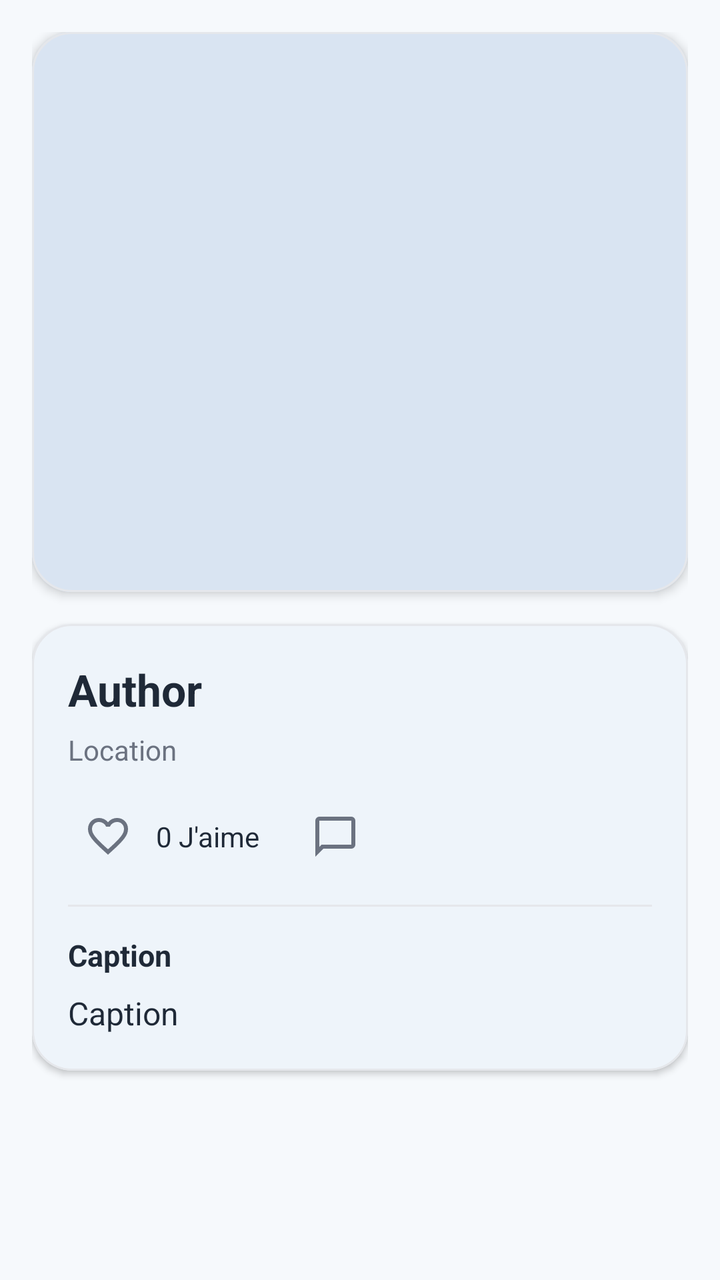
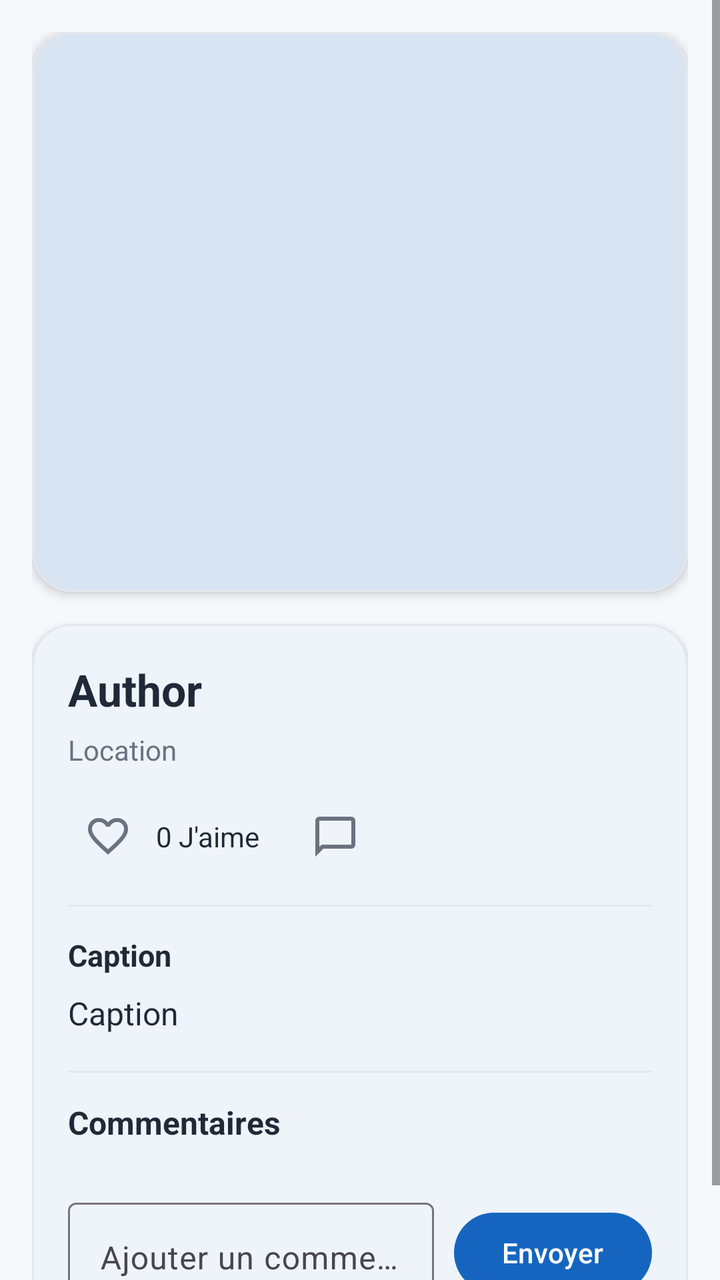

Two renders of the same Android screen: before a commit and after it. Below are the layout's source before the change and the commit's diff.
<!-- AndroidManifest.xml: application theme Theme.Traveling -->
<!-- res/layout/fragment_photo_detail.xml -->
<?xml version="1.0" encoding="utf-8"?>
<ScrollView xmlns:android="http://schemas.android.com/apk/res/android"
    xmlns:app="http://schemas.android.com/apk/res-auto"
    android:layout_width="match_parent"
    android:layout_height="match_parent"
    android:background="@color/travel_background"
    android:fillViewport="true">

    <LinearLayout
        android:layout_width="match_parent"
        android:layout_height="wrap_content"
        android:orientation="vertical"
        android:padding="16dp">

        <com.google.android.material.card.MaterialCardView
            android:layout_width="match_parent"
            android:layout_height="wrap_content"
            app:cardCornerRadius="20dp"
            app:cardElevation="3dp"
            app:strokeColor="#E5E7EB"
            app:strokeWidth="1dp">

            <ImageView
                android:id="@+id/imageDetailPost"
                android:layout_width="match_parent"
                android:layout_height="280dp"
                android:background="@drawable/bg_post_placeholder"
                android:contentDescription="Post image"
                android:scaleType="centerCrop" />
        </com.google.android.material.card.MaterialCardView>

        <com.google.android.material.card.MaterialCardView
            android:layout_width="match_parent"
            android:layout_height="wrap_content"
            android:layout_marginTop="16dp"
            app:cardCornerRadius="20dp"
            app:cardElevation="2dp"
            app:strokeColor="#E5E7EB"
            app:strokeWidth="1dp">

            <LinearLayout
                android:layout_width="match_parent"
                android:layout_height="wrap_content"
                android:orientation="vertical"
                android:padding="18dp">

                <com.google.android.material.textview.MaterialTextView
                    android:id="@+id/textDetailAuthorName"
                    android:layout_width="wrap_content"
                    android:layout_height="wrap_content"
                    android:text="Author"
                    android:textColor="@color/travel_on_surface"
                    android:textSize="22sp"
                    android:textStyle="bold" />

                <com.google.android.material.textview.MaterialTextView
                    android:id="@+id/textDetailLocationName"
                    android:layout_width="wrap_content"
                    android:layout_height="wrap_content"
                    android:layout_marginTop="6dp"
                    android:text="Location"
                    android:textColor="#6B7280"
                    android:textSize="14sp" />

                <LinearLayout
                    android:layout_width="match_parent"
                    android:layout_height="wrap_content"
                    android:layout_marginTop="14dp"
                    android:gravity="center_vertical"
                    android:orientation="horizontal">

                    <ImageButton
                        android:id="@+id/buttonDetailLike"
                        android:layout_width="40dp"
                        android:layout_height="40dp"
                        android:background="@android:color/transparent"
                        android:contentDescription="Like"
                        android:padding="8dp"
                        android:src="@drawable/ic_favorite_outline"
                        app:tint="#6B7280" />

                    <com.google.android.material.textview.MaterialTextView
                        android:id="@+id/textDetailLikeCount"
                        android:layout_width="wrap_content"
                        android:layout_height="wrap_content"
                        android:layout_marginStart="4dp"
                        android:layout_marginEnd="18dp"
                        android:text="0 J'aime"
                        android:textColor="@color/travel_on_surface"
                        android:textSize="14sp" />

                    <ImageButton
                        android:id="@+id/buttonDetailComment"
                        android:layout_width="40dp"
                        android:layout_height="40dp"
                        android:background="@android:color/transparent"
                        android:contentDescription="Comment"
                        android:padding="8dp"
                        android:src="@drawable/ic_comment_outline"
                        app:tint="#6B7280" />
                </LinearLayout>

                <View
                    android:layout_width="match_parent"
                    android:layout_height="1dp"
                    android:layout_marginTop="14dp"
                    android:layout_marginBottom="14dp"
                    android:background="#E5E7EB" />

                <com.google.android.material.textview.MaterialTextView
                    android:layout_width="wrap_content"
                    android:layout_height="wrap_content"
                    android:text="Caption"
                    android:textColor="@color/travel_on_surface"
                    android:textSize="15sp"
                    android:textStyle="bold" />

                <com.google.android.material.textview.MaterialTextView
                    android:id="@+id/textDetailCaption"
                    android:layout_width="match_parent"
                    android:layout_height="wrap_content"
                    android:layout_marginTop="8dp"
                    android:text="Caption"
                    android:textColor="@color/travel_on_surface"
                    android:textSize="16sp"
                    android:lineSpacingExtra="2dp" />

            </LinearLayout>

        </com.google.android.material.card.MaterialCardView>

    </LinearLayout>
</ScrollView>
<!-- resources referenced by this layout -->
<resources>
  <color name="travel_background">#F6F9FC</color>
  <color name="travel_on_surface">#1F2937</color>
  <!-- drawable bg_post_placeholder (drawable) -->
  <?xml version="1.0" encoding="utf-8"?>
  <shape xmlns:android="http://schemas.android.com/apk/res/android">
      <corners android:radius="0dp" />
      <solid android:color="#D9E4F2" />
  </shape>
  <!-- drawable ic_comment_outline (drawable) -->
  <vector xmlns:android="http://schemas.android.com/apk/res/android"
      android:width="24dp"
      android:height="24dp"
      android:viewportWidth="960"
      android:viewportHeight="960">
    <path
        android:pathData="M80,880v-720q0,-33 23.5,-56.5T160,80h640q33,0 56.5,23.5T880,160v480q0,33 -23.5,56.5T800,720L240,720L80,880ZM206,640h594v-480L160,160v525l46,-45ZM160,640v-480,480Z"
        android:fillColor="#1f1f1f"/>
  </vector>
  <!-- drawable ic_favorite_outline (drawable) -->
  <vector xmlns:android="http://schemas.android.com/apk/res/android"
      android:width="24dp"
      android:height="24dp"
      android:viewportWidth="960"
      android:viewportHeight="960">
    <path
        android:pathData="m480,840 l-58,-52q-101,-91 -167,-157T150,512.5Q111,460 95.5,416T80,326q0,-94 63,-157t157,-63q52,0 99,22t81,62q34,-40 81,-62t99,-22q94,0 157,63t63,157q0,46 -15.5,90T810,512.5Q771,565 705,631T538,788l-58,52ZM480,732q96,-86 158,-147.5t98,-107q36,-45.5 50,-81t14,-70.5q0,-60 -40,-100t-100,-40q-47,0 -87,26.5T518,280h-76q-15,-41 -55,-67.5T300,186q-60,0 -100,40t-40,100q0,35 14,70.5t50,81q36,45.5 98,107T480,732ZM480,459Z"
        android:fillColor="#1f1f1f"/>
  </vector>
  <style name="Theme.Traveling" parent="Base.Theme.Traveling" />
  <style name="Base.Theme.Traveling" parent="Theme.Material3.DayNight.NoActionBar">
          <item name="colorPrimary">@color/travel_primary</item>
          <item name="colorOnPrimary">@color/travel_on_primary</item>
  
          <item name="colorSecondary">@color/travel_secondary</item>
          <item name="colorOnSecondary">@color/travel_on_secondary</item>
  
          <item name="colorTertiary">@color/travel_tertiary</item>
          <item name="colorOnTertiary">@color/travel_on_tertiary</item>
  
          <item name="android:colorBackground">@color/travel_background</item>
          <item name="colorSurface">@color/travel_surface</item>
          <item name="colorOnSurface">@color/travel_on_surface</item>
      </style>
  <color name="travel_primary">#1565C0</color>
  <color name="travel_on_primary">#FFFFFF</color>
  <color name="travel_secondary">#26A69A</color>
  <color name="travel_on_secondary">#FFFFFF</color>
  <color name="travel_tertiary">#FFB74D</color>
  <color name="travel_on_tertiary">#1F2937</color>
  <color name="travel_surface">#FFFFFF</color>
</resources>

<!-- the commit's change to res/layout/fragment_photo_detail.xml (unified diff, before → after) -->
@@ -125,6 +125,66 @@
                     android:textSize="16sp"
                     android:lineSpacingExtra="2dp" />
 
+                <View
+                    android:layout_width="match_parent"
+                    android:layout_height="1dp"
+                    android:layout_marginTop="18dp"
+                    android:layout_marginBottom="14dp"
+                    android:background="#E5E7EB" />
+
+                <com.google.android.material.textview.MaterialTextView
+                    android:id="@+id/textCommentsTitle"
+                    android:layout_width="wrap_content"
+                    android:layout_height="wrap_content"
+                    android:text="Commentaires"
+                    android:textColor="@color/travel_on_surface"
+                    android:textSize="16sp"
+                    android:textStyle="bold" />
+
+                <androidx.recyclerview.widget.RecyclerView
+                    android:id="@+id/recyclerViewComments"
+                    android:layout_width="match_parent"
+                    android:layout_height="wrap_content"
+                    android:layout_marginTop="10dp"
+                    android:nestedScrollingEnabled="false" />
+
+                <com.google.android.material.textview.MaterialTextView
+                    android:id="@+id/textNoComments"
+                    android:layout_width="wrap_content"
+                    android:layout_height="wrap_content"
+                    android:layout_marginTop="10dp"
+                    android:text="Aucun commentaire pour le moment."
+                    android:textColor="#6B7280"
+                    android:textSize="14sp"
+                    android:visibility="gone" />
+
+                <LinearLayout
+                    android:layout_width="match_parent"
+                    android:layout_height="wrap_content"
+                    android:layout_marginTop="14dp"
+                    android:gravity="center_vertical"
+                    android:orientation="horizontal">
+
+                    <com.google.android.material.textfield.TextInputLayout
+                        android:layout_width="0dp"
+                        android:layout_height="wrap_content"
+                        android:layout_weight="1"
+                        android:hint="Ajouter un commentaire">
+
+                        <com.google.android.material.textfield.TextInputEditText
+                            android:id="@+id/editTextComment"
+                            android:layout_width="match_parent"
+                            android:layout_height="wrap_content"
+                            android:maxLines="3" />
+                    </com.google.android.material.textfield.TextInputLayout>
+
+                    <com.google.android.material.button.MaterialButton
+                        android:id="@+id/buttonSendComment"
+                        android:layout_width="wrap_content"
+                        android:layout_height="wrap_content"
+                        android:layout_marginStart="10dp"
+                        android:text="Envoyer" />
+                </LinearLayout>
             </LinearLayout>
 
         </com.google.android.material.card.MaterialCardView>
